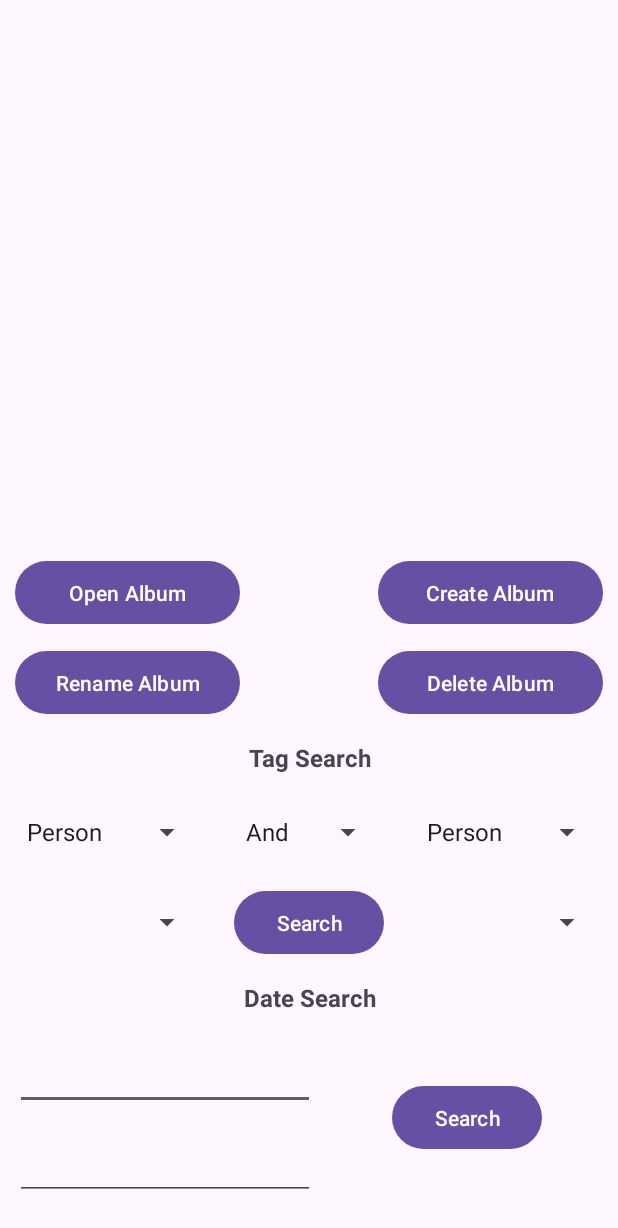
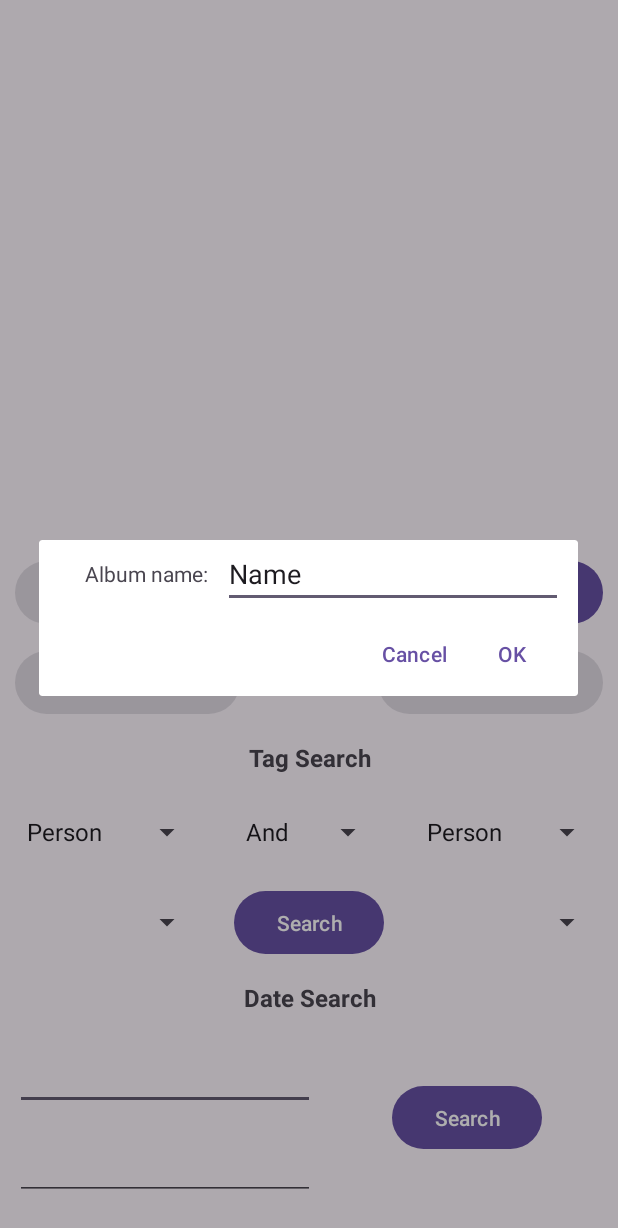
Before and after one commit to GiioRL/Android-45, an Android app: the screen it shows after launch (MainActivity), after a tap on "Create Album", on a phone screen of 412 x 824 dp. Shown: the top 1228 px of the screen. Run offline under Robolectric (Android 15) with nearby library versions, the phone set to English and light mode, and no system bars.

Commit message:
Create Album

```diff
--- a/app/src/main/java/com/example/android_45/MainActivity.java
+++ b/app/src/main/java/com/example/android_45/MainActivity.java
@@ -1,14 +1,18 @@
 package com.example.android_45;
 
 import android.os.Bundle;
+import android.util.Log;
 import android.view.View;
 import android.widget.ArrayAdapter;
 import android.widget.Button;
 import android.widget.EditText;
+import android.widget.ImageView;
 import android.widget.LinearLayout;
 import android.widget.Spinner;
+import android.widget.TextView;
 
 import androidx.activity.EdgeToEdge;
+import androidx.appcompat.app.AlertDialog;
 import androidx.appcompat.app.AppCompatActivity;
 import androidx.core.graphics.Insets;
 import androidx.core.view.ViewCompat;
@@ -16,14 +20,16 @@ import androidx.core.view.WindowInsetsCompat;
 
 public class MainActivity extends AppCompatActivity {
 
-    LinearLayout albumScrollContainer;
+    private LinearLayout albumScrollContainer;
 
-    Button openAlbumButon, createAlbumButon, renameAlbumButon, deleteAlbumButon, tagSearchButon, dateSearchButon;
+    private Button openAlbumButon, createAlbumButon, renameAlbumButon, deleteAlbumButon, tagSearchButon, dateSearchButon;
 
-    Spinner tagDropdown1, conjunctionBox, tagDropdown2, valueDropdown1, valueDropdown2;
+    private Spinner tagDropdown1, conjunctionBox, tagDropdown2, valueDropdown1, valueDropdown2;
 
     // Date fields
-    EditText fromDate, toDate;
+    private EditText fromDate, toDate;
+
+    private View curSelected = null;
 
     @Override
     protected void onCreate(Bundle savedInstanceState) {
@@ -36,7 +42,7 @@ public class MainActivity extends AppCompatActivity {
             return insets;
         });
 
-//        Match XML elements to Java objects
+        // Match XML elements to Java objects
         albumScrollContainer = findViewById(R.id.albumScrollContainer);
 
         openAlbumButon = findViewById(R.id.openAlbumButon);
@@ -55,7 +61,7 @@ public class MainActivity extends AppCompatActivity {
         fromDate = findViewById(R.id.fromDate);
         toDate = findViewById(R.id.toDate);
 
-//        Set onClick Listeners
+        // Set onClick Listeners
         openAlbumButon.setOnClickListener(view -> openAlbum());
         createAlbumButon.setOnClickListener(view -> createAlbum());
         renameAlbumButon.setOnClickListener(view -> renameAlbum());
@@ -63,35 +69,104 @@ public class MainActivity extends AppCompatActivity {
         tagSearchButon.setOnClickListener(view -> tagSearch());
         dateSearchButon.setOnClickListener(view -> dateSearch());
 
-//        Set Spinner values
+        // Set Spinner values
         ArrayAdapter<String> tagAdapter = new ArrayAdapter<>(this, androidx.appcompat.R.layout.support_simple_spinner_dropdown_item, new String[]{"Person", "Location"});
+        ArrayAdapter<String> conjunctionAdapter = new ArrayAdapter<>(this, androidx.appcompat.R.layout.support_simple_spinner_dropdown_item, new String[]{"And", "Or"});
         tagDropdown1.setAdapter(tagAdapter);
         tagDropdown2.setAdapter(tagAdapter);
-        ArrayAdapter<String> conjunctionAdapter = new ArrayAdapter<>(this, androidx.appcompat.R.layout.support_simple_spinner_dropdown_item, new String[]{"And", "Or"});
         conjunctionBox.setAdapter(conjunctionAdapter);
+
+        // Disable buttons
+        openAlbumButon.setEnabled(false);
+        renameAlbumButon.setEnabled(false);
+        deleteAlbumButon.setEnabled(false);
     }
 
-    void openAlbum() {
+    private void select(View albumThumbnail) {
+        // User clicked on currently selected thumbnail - simply deselect
+        if (curSelected != null && ((Album) curSelected.getTag()).equals((Album) albumThumbnail.getTag())) {
+            deselect();
+            return;
+        }
+
+        deselect();
+        curSelected = albumThumbnail;
+        curSelected.setBackgroundResource(R.drawable.selection_background);
+
+        openAlbumButon.setEnabled(true);
+        renameAlbumButon.setEnabled(true);
+        deleteAlbumButon.setEnabled(true);
+    }
+
+    private void deselect() {
+        if (curSelected == null)
+            return;
+        curSelected.setBackgroundResource(android.R.color.transparent);
+        curSelected = null;
+
+        openAlbumButon.setEnabled(false);
+        renameAlbumButon.setEnabled(false);
+        deleteAlbumButon.setEnabled(false);
+    }
+
+    private void openAlbum() {
 
     }
 
-    void createAlbum() {
+    private void createAlbum() {
+        Log.d("DEBUG", "in createAlbum()");
+        createAlbumDialog().show();
+    }
+
+    private AlertDialog createAlbumDialog() {
+        Log.d("DEBUG", "in createAlbumDialog()");
+        AlertDialog.Builder builder = new AlertDialog.Builder(this);
+        View dialogView = getLayoutInflater().inflate(R.layout.create_album_dialog, null);
+        EditText albumField = dialogView.findViewById(R.id.albumNameTextField);
+
+        builder.setView(dialogView)
+                .setNegativeButton("Cancel", (dialog, id) -> {})
+                .setPositiveButton("OK", (dialog, id) -> {
+                    Log.d("DEBUG", "in setPositiveButton()");
+                    String albumName = albumField.getText().toString();
+                    Album newAlbum = new Album(albumName);
+                    View albumThumbnailView = createAlbumThumbnailView(newAlbum);
+                    albumScrollContainer.addView(albumThumbnailView);
+                });
+        return builder.create();
+    }
+
+    // Helper to create View for album thumbnail
+    private View createAlbumThumbnailView(Album album) {
+        Log.d("DEBUG", "in createAlbumThumbnailView()");
+        View albumThumbnailView = getLayoutInflater().inflate(R.layout.album_thumbnail, albumScrollContainer, false); // creates View object from XML design
+
+        ImageView imageView = albumThumbnailView.findViewById(R.id.imageView);
+        TextView titleText = albumThumbnailView.findViewById(R.id.titleText);
+        titleText.setText(album.getName());
+        if (album.getPhotos().isEmpty())
+            imageView.setImageResource(R.drawable.image_not_found);
+        else
+            imageView.setImageURI(album.getPhotos().get(0).getUri());
+
+        albumThumbnailView.setTag(album);
+        albumThumbnailView.setOnClickListener(this::select);
+        return albumThumbnailView;
+    }
+
+    private void renameAlbum() {
 
     }
 
-    void renameAlbum() {
+    private void deleteAlbum() {
 
     }
 
-    void deleteAlbum() {
+    private void tagSearch() {
 
     }
 
-    void tagSearch() {
-
-    }
-
-    void dateSearch() {
+    private void dateSearch() {
 
     }
 }
--- /dev/null
+++ b/app/src/main/res/drawable/selection_background.xml
@@ -0,0 +1,5 @@
+<?xml version="1.0" encoding="utf-8"?>
+<shape xmlns:android="http://schemas.android.com/apk/res/android" android:shape="rectangle">
+    <stroke android:color="@color/black" android:width="2dp"></stroke>
+    <corners android:radius="8dp"></corners>
+</shape>
--- /dev/null
+++ b/app/src/main/res/layout/create_album_dialog.xml
@@ -0,0 +1,25 @@
+<?xml version="1.0" encoding="utf-8"?>
+<LinearLayout xmlns:android="http://schemas.android.com/apk/res/android"
+    android:layout_width="match_parent"
+    android:layout_height="wrap_content"
+    android:orientation="horizontal">
+
+    <TextView
+        android:id="@+id/textView"
+        android:layout_width="0dp"
+        android:layout_height="match_parent"
+        android:layout_weight="1"
+        android:gravity="right|center_vertical"
+        android:layout_marginEnd="10dp"
+        android:text="Album name:" />
+
+    <EditText
+        android:id="@+id/albumNameTextField"
+        android:layout_width="0dp"
+        android:layout_height="match_parent"
+        android:layout_weight="2"
+        android:ems="10"
+        android:inputType="text"
+        android:text="Name"
+        android:layout_marginEnd="10dp"/>
+</LinearLayout>
```
Also changed, not shown: app/src/main/Notes.txt (+6 -1 lines), app/src/main/java/com/example/android_45/Photo.java (+5 -5 lines), app/src/main/res/layout/album_thumbnail.xml (added, +26 -0 lines), app/src/main/res/layout/photo_thumbnail.xml (added, +26 -0 lines), app/src/main/res/drawable/image_not_found.png (added).
